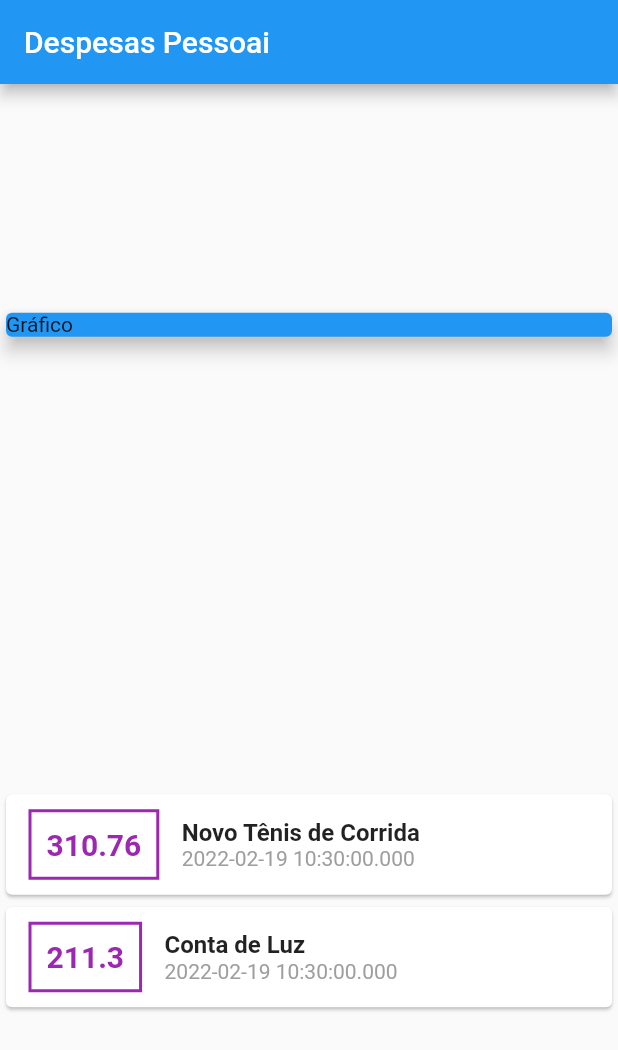
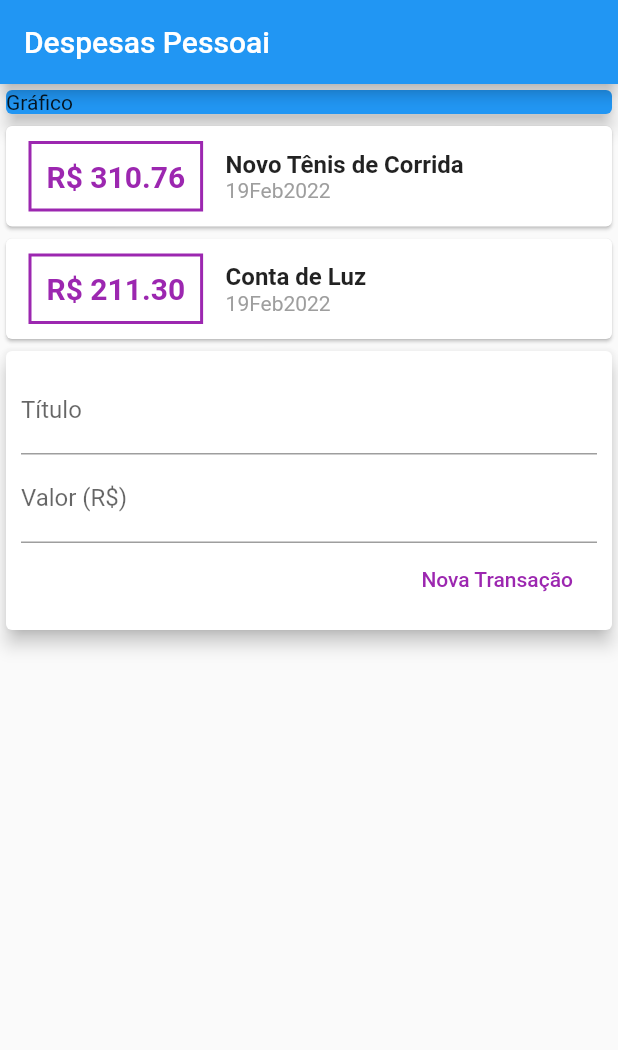
Before and after one commit to xaviermarianne/expenses, a Flutter app: the screen it shows after launch, on a phone screen of 412 x 824 dp. Shown: the top 1050 px of the screen. Run offline on Flutter 3.47's test engine with Material 2 defaults, Android fonts, the phone set to English and light mode, and no system bars.

Commit message:
usando textfield

```diff
--- a/lib/main.dart
+++ b/lib/main.dart
@@ -1,6 +1,6 @@
 import 'package:expenses/models/transaction.dart';
 import 'package:flutter/material.dart';
-
+import 'package:intl/intl.dart';
 main() => runApp(ExpensesApp());
 
 class  ExpensesApp extends StatelessWidget {
@@ -15,6 +15,10 @@ class  ExpensesApp extends StatelessWidget {
 }
 
 class MyHomePage extends StatelessWidget {
+
+  final titleController = TextEditingController();
+  final valueController = TextEditingController();
+
   final _transactions = [
     Transaction (
       id: 't1',
@@ -37,7 +41,6 @@ class MyHomePage extends StatelessWidget {
         title: Text('Despesas Pessoai'),
       ),
       body: Column(
-        mainAxisAlignment: MainAxisAlignment.spaceAround,
         crossAxisAlignment: CrossAxisAlignment.stretch,
         children: <Widget>[
           Container(
@@ -65,7 +68,7 @@ class MyHomePage extends StatelessWidget {
                     ),
                     padding: EdgeInsets.all(10),
                     child: Text(
-                      tr.value.toString(),
+                      'R\$ ${tr.value.toStringAsFixed(2)}',
                       style: TextStyle(
                         fontWeight: FontWeight.bold,
                         fontSize: 20,
@@ -84,7 +87,7 @@ class MyHomePage extends StatelessWidget {
                         ),
                         ),
                       Text(
-                        tr.date.toString(),
+                        DateFormat('dMMMy').format(tr.date),
                         style: TextStyle(
                           color: Colors.grey,
                         ),
@@ -95,6 +98,41 @@ class MyHomePage extends StatelessWidget {
               ),
               );
             }).toList(),
+          ),
+          Card(
+            elevation: 5,
+            child: Padding(
+              padding: const EdgeInsets.all(10),
+              child: Column(
+                children: <Widget>[
+                  TextField(
+                    controller: titleController,
+                    decoration: InputDecoration(
+                     labelText: 'Título',
+                    ),
+                  ),
+                  TextField(
+                    controller: valueController,
+                    decoration: InputDecoration(
+                      labelText: 'Valor (R\$)',
+                    ),
+                  ),
+                  Row(
+                    mainAxisAlignment: MainAxisAlignment.end,
+                    children: [
+                      FlatButton(
+                        child: Text('Nova Transação'),
+                        textColor: Colors.purple,
+                        onPressed: () {
+                          print(titleController.text);
+                          print(valueController.text);
+                        },
+                      ),
+                    ],
+                  )
+                ],
+              ),
+            ),
           )
         ],
       ),
--- a/pubspec.yaml
+++ b/pubspec.yaml
@@ -38,6 +38,7 @@ dependencies:
 dev_dependencies:
   flutter_test:
     sdk: flutter
+  intl: ^0.17.0
 
   # The "flutter_lints" package below contains a set of recommended lints to
   # encourage good coding practices. The lint set provided by the package is
```
Also changed, not shown: pubspec.lock.
